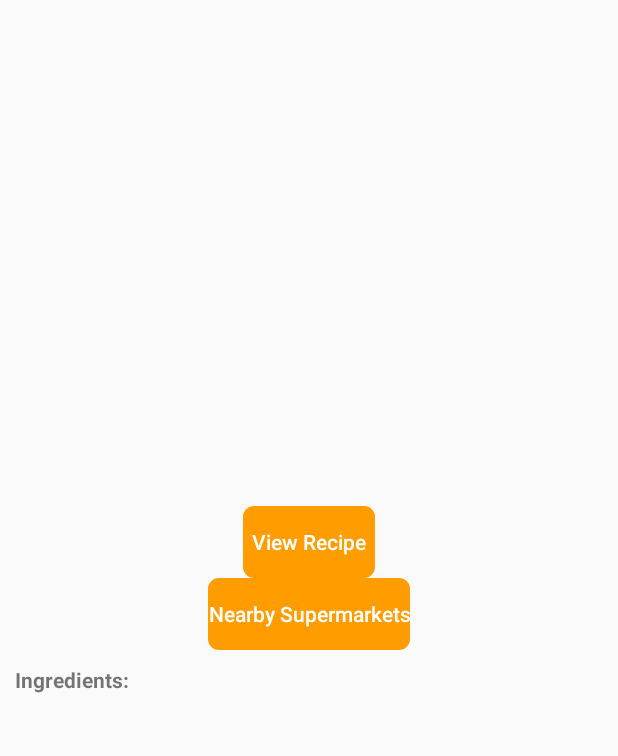
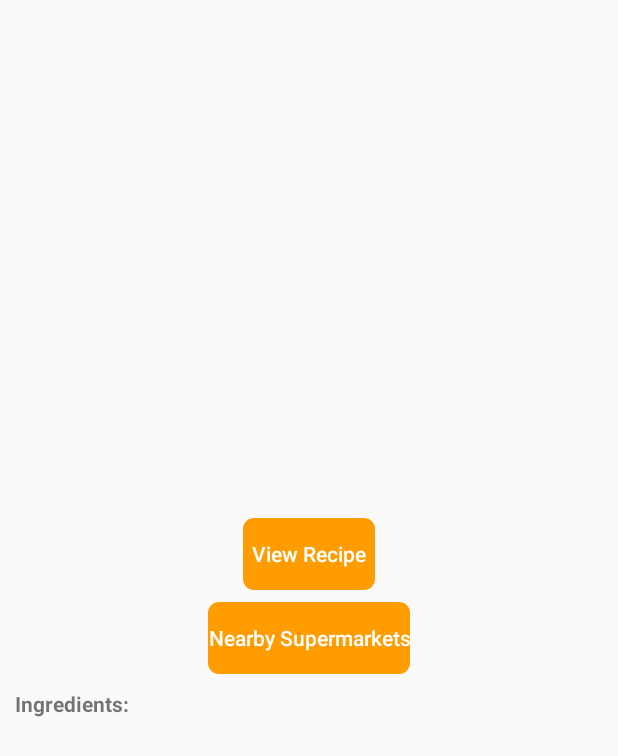
Before and after one commit to gabochanchay/SmartChef, an Android app: the RecipeDetails screen opened directly, with no data from a screen before it, on a phone screen of 412 x 824 dp. Shown: the top 756 px of the screen. Run offline under Robolectric (Android 15) with nearby library versions, the light colour scheme and no system bars; our stand-ins replace Picasso; pictures from the network do not load; 4 statements that could not run were skipped.

Commit message:
improving some methods and styles

```diff
--- a/app/src/main/res/layout/activity_maps.xml
+++ b/app/src/main/res/layout/activity_maps.xml
@@ -3,7 +3,6 @@
     android:layout_width="match_parent"
     xmlns:android="http://schemas.android.com/apk/res/android"
     android:layout_height="match_parent">
-
 
     <fragment xmlns:android="http://schemas.android.com/apk/res/android"
         xmlns:map="http://schemas.android.com/apk/res-auto"
--- a/app/src/main/res/layout/activity_recipe_details.xml
+++ b/app/src/main/res/layout/activity_recipe_details.xml
@@ -27,6 +27,7 @@
         android:layout_gravity="center_vertical|center_horizontal"
         android:onClick="loadWebPageRecipe"
         android:background="@drawable/shape"
+        android:layout_marginTop="8dp"
         android:backgroundTint="#FF9C00"
         android:textColor="@color/colorPrimary"
         android:text="@string/view_recipe" />
@@ -38,6 +39,7 @@
         android:layout_gravity="center_vertical|center_horizontal"
         android:onClick="loadNearByPlaces"
         android:background="@drawable/shape"
+        android:layout_marginTop="8dp"
         android:backgroundTint="#FF9C00"
         android:textColor="@color/colorPrimary"
         android:text="Nearby Supermarkets" />
--- a/app/src/main/res/layout/upload_images_view.xml
+++ b/app/src/main/res/layout/upload_images_view.xml
@@ -41,7 +41,7 @@
         android:layout_marginRight="16dp"
         android:layout_marginBottom="16dp"
         android:onClick="addImage"
-        android:src="@android:drawable/ic_menu_add"
+        android:src="@android:drawable/ic_input_add"
         app:backgroundTint="#FFEBCD"
         app:elevation="0dp" />
 
```
